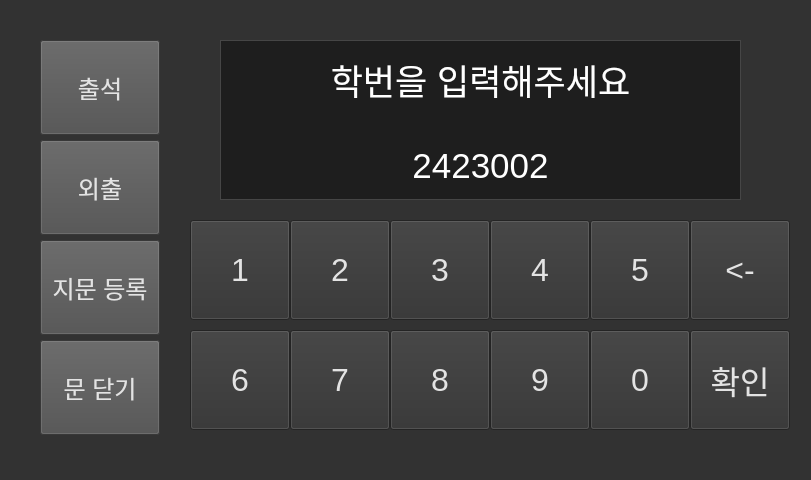
Above: fingerPrint/fingerPrint_kyumin/new/new.ui from kyumin1227/python-application before the change. Below: the same form after it.
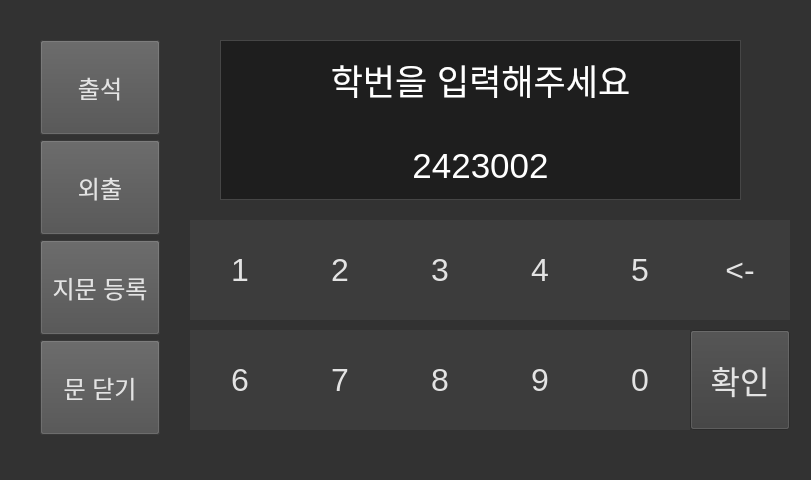
That is the form after the change. The open tabs and pages were chosen to show the change.

Commit message:
Feat: 지문 인식기 API 및 UI 개선
- 불필요한 라이브러리 제거 및 코드 정리
- UI 메시지 핸들러를 set_success_message에서 set_info_message로 변경
- 지문 센서에서 발생하는 메시지를 통합하여 처리하도록 수정
- UI 파일 경로 설정 방식 개선 및 버튼 스타일 수정

Diff of the .ui file:
```diff
--- a/fingerPrint/fingerPrint_kyumin/new/new.ui
+++ b/fingerPrint/fingerPrint_kyumin/new/new.ui
@@ -419,8 +419,9 @@
        </font>
       </property>
       <property name="styleSheet">
-       <string notr="true">background-color: rgb(50, 50, 50);
-color: rgb(227, 227, 227);</string>
+       <string notr="true">background-color: rgb(60, 60, 60);
+color: rgb(227, 227, 227);
+border: 0px solid rgb(227, 227, 227);</string>
       </property>
       <property name="text">
        <string>1</string>
@@ -441,8 +442,9 @@
        </font>
       </property>
       <property name="styleSheet">
-       <string notr="true">background-color: rgb(50, 50, 50);
-color: rgb(227, 227, 227);</string>
+       <string notr="true">background-color: rgb(60, 60, 60);
+color: rgb(227, 227, 227);
+border: 0px solid rgb(227, 227, 227);</string>
       </property>
       <property name="text">
        <string>2</string>
@@ -463,8 +465,9 @@
        </font>
       </property>
       <property name="styleSheet">
-       <string notr="true">background-color: rgb(50, 50, 50);
-color: rgb(227, 227, 227);</string>
+       <string notr="true">background-color: rgb(60, 60, 60);
+color: rgb(227, 227, 227);
+border: 0px solid rgb(227, 227, 227);</string>
       </property>
       <property name="text">
        <string>3</string>
@@ -485,8 +488,9 @@
        </font>
       </property>
       <property name="styleSheet">
-       <string notr="true">background-color: rgb(50, 50, 50);
-color: rgb(227, 227, 227);</string>
+       <string notr="true">background-color: rgb(60, 60, 60);
+color: rgb(227, 227, 227);
+border: 0px solid rgb(227, 227, 227);</string>
       </property>
       <property name="text">
        <string>4</string>
@@ -507,8 +511,9 @@
        </font>
       </property>
       <property name="styleSheet">
-       <string notr="true">background-color: rgb(50, 50, 50);
-color: rgb(227, 227, 227);</string>
+       <string notr="true">background-color: rgb(60, 60, 60);
+color: rgb(227, 227, 227);
+border: 0px solid rgb(227, 227, 227);</string>
       </property>
       <property name="text">
        <string>5</string>
@@ -529,8 +534,9 @@
        </font>
       </property>
       <property name="styleSheet">
-       <string notr="true">background-color: rgb(50, 50, 50);
-color: rgb(227, 227, 227);</string>
+       <string notr="true">background-color: rgb(60, 60, 60);
+color: rgb(227, 227, 227);
+border: 0px solid rgb(227, 227, 227);</string>
       </property>
       <property name="text">
        <string>&lt;-</string>
@@ -551,8 +557,9 @@
        </font>
       </property>
       <property name="styleSheet">
-       <string notr="true">background-color: rgb(50, 50, 50);
-color: rgb(227, 227, 227);</string>
+       <string notr="true">background-color: rgb(60, 60, 60);
+color: rgb(227, 227, 227);
+border: 0px solid rgb(227, 227, 227);</string>
       </property>
       <property name="text">
        <string>6</string>
@@ -573,8 +580,9 @@
        </font>
       </property>
       <property name="styleSheet">
-       <string notr="true">background-color: rgb(50, 50, 50);
-color: rgb(227, 227, 227);</string>
+       <string notr="true">background-color: rgb(60, 60, 60);
+color: rgb(227, 227, 227);
+border: 0px solid rgb(227, 227, 227);</string>
       </property>
       <property name="text">
        <string>7</string>
@@ -595,8 +603,9 @@
        </font>
       </property>
       <property name="styleSheet">
-       <string notr="true">background-color: rgb(50, 50, 50);
-color: rgb(227, 227, 227);</string>
+       <string notr="true">background-color: rgb(60, 60, 60);
+color: rgb(227, 227, 227);
+border: 0px solid rgb(227, 227, 227);</string>
       </property>
       <property name="text">
        <string>8</string>
@@ -617,8 +626,9 @@
        </font>
       </property>
       <property name="styleSheet">
-       <string notr="true">background-color: rgb(50, 50, 50);
-color: rgb(227, 227, 227);</string>
+       <string notr="true">background-color: rgb(60, 60, 60);
+color: rgb(227, 227, 227);
+border: 0px solid rgb(227, 227, 227);</string>
       </property>
       <property name="text">
        <string>9</string>
@@ -639,8 +649,9 @@
        </font>
       </property>
       <property name="styleSheet">
-       <string notr="true">background-color: rgb(50, 50, 50);
-color: rgb(227, 227, 227);</string>
+       <string notr="true">background-color: rgb(60, 60, 60);
+color: rgb(227, 227, 227);
+border: 0px solid rgb(227, 227, 227);</string>
       </property>
       <property name="text">
        <string>0</string>
@@ -661,7 +672,7 @@
        </font>
       </property>
       <property name="styleSheet">
-       <string notr="true">background-color: rgb(50, 50, 50);
+       <string notr="true">background-color: rgb(60, 60, 60);
 color: rgb(227, 227, 227);</string>
       </property>
       <property name="text">
```
The commit also changes 4 other files.
